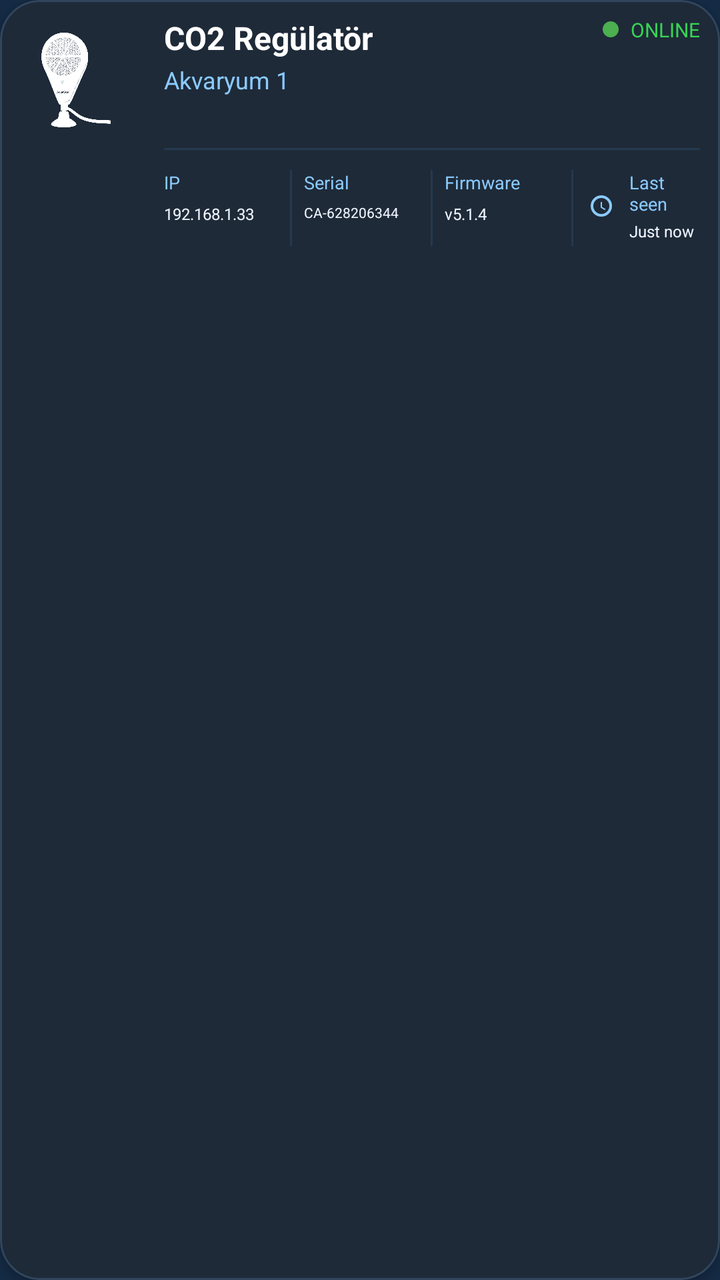
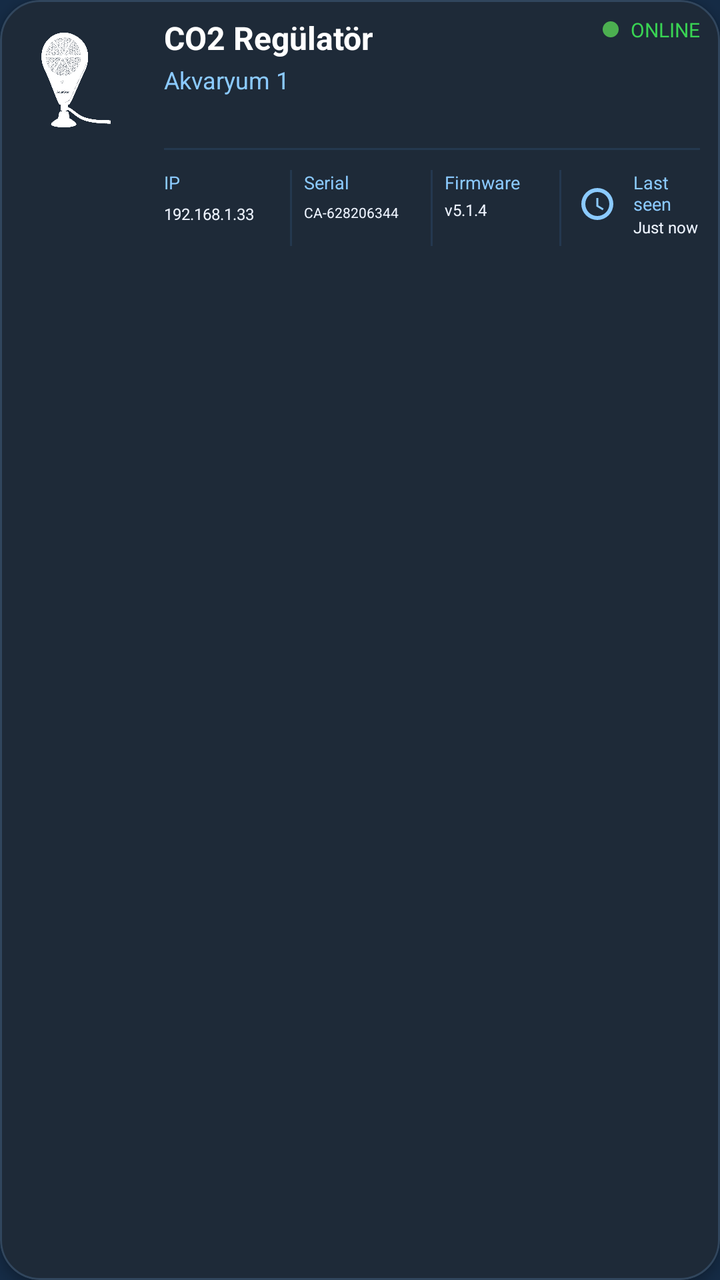

Compare the two renders of this Android layout. The source of the first and the diff that turns it into the second are given below.
<!-- AndroidManifest.xml: application theme AppTheme -->
<!-- res/layout/item_device_status.xml -->
<?xml version="1.0" encoding="utf-8"?>
<com.google.android.material.card.MaterialCardView
    xmlns:android="http://schemas.android.com/apk/res/android"
    xmlns:app="http://schemas.android.com/apk/res-auto"
    android:id="@+id/cardDevice"
    android:layout_width="match_parent"
    android:layout_height="wrap_content"
    android:layout_marginHorizontal="3dp"
    android:layout_marginVertical="8dp"
    android:backgroundTint="#1E2A38"
    app:cardCornerRadius="20dp"
    app:cardElevation="3dp"
    app:strokeWidth="1dp"
    app:strokeColor="#31465D"
    android:clickable="true"
    android:focusable="true"
    android:foreground="?attr/selectableItemBackground">

    <RelativeLayout
        android:layout_width="match_parent"
        android:layout_height="wrap_content"
		android:paddingStart="6dp"
        android:paddingTop="8dp"
        android:paddingEnd="10dp"
        android:paddingBottom="8dp">

        
        <ImageView
            android:id="@+id/ivDeviceIcon"
            android:layout_width="64dp"
            android:layout_height="64dp"
            android:src="@drawable/ic_device_aqua_ster"
            app:tint="@android:color/white"
            android:layout_alignParentStart="true"
            android:layout_alignParentTop="true" />

        
        <LinearLayout
            android:id="@+id/llDeviceInfo"
            android:layout_width="wrap_content"
            android:layout_height="wrap_content"
            android:orientation="vertical"
            android:layout_toEndOf="@id/ivDeviceIcon"
            android:layout_marginStart="12dp"
            android:layout_alignTop="@id/ivDeviceIcon">

            <TextView
                android:id="@+id/tvDeviceName"
                android:layout_width="wrap_content"
                android:layout_height="wrap_content"
                android:text="CO2 Regülatör"
                android:textColor="@android:color/white"
                android:textStyle="bold"
                android:textSize="16sp" />

            <TextView
                android:id="@+id/tvTankName"
                android:layout_width="wrap_content"
                android:layout_height="wrap_content"
                android:layout_marginTop="2dp"
                android:text="Akvaryum 1"
                android:textColor="#8BCAFF"
                android:textSize="12sp" />
        </LinearLayout>

        
        <LinearLayout
            android:id="@+id/llStatusContainer"
            android:layout_width="wrap_content"
            android:layout_height="wrap_content"
            android:orientation="horizontal"
            android:gravity="center_vertical"
            android:layout_alignParentEnd="true"
            android:layout_alignTop="@id/llDeviceInfo">

            <View
                android:id="@+id/viewStatusDot"
                android:layout_width="8dp"
                android:layout_height="8dp"
                android:background="@drawable/bg_online_dot" />

            <TextView
                android:id="@+id/tvStatus"
                android:layout_width="wrap_content"
                android:layout_height="wrap_content"
                android:layout_marginStart="6dp"
                android:text="ONLINE"
                android:textColor="#39D353"
                android:textSize="10sp"/>
        </LinearLayout>

        
        <View
            android:id="@+id/viewMetaTopDivider"
            android:layout_width="match_parent"
            android:layout_height="1dp"
            android:layout_below="@id/ivDeviceIcon"
            android:layout_marginTop="2dp"
            android:layout_toEndOf="@id/ivDeviceIcon"
            android:layout_marginStart="12dp"
            android:background="#24384F" />

        
        <LinearLayout
            android:id="@+id/llDeviceMeta"
            android:layout_width="match_parent"
            android:layout_height="wrap_content"
            android:layout_below="@id/viewMetaTopDivider"
            android:layout_toEndOf="@id/ivDeviceIcon"
            android:layout_marginStart="12dp"
            android:layout_marginTop="10dp"
            android:orientation="horizontal"
            android:weightSum="4">

            
            <LinearLayout
                android:layout_width="0dp"
                android:layout_height="wrap_content"
                android:layout_weight="1"
                android:orientation="vertical">

                <TextView
                    android:id="@+id/tvIpTitle"
                    android:layout_width="wrap_content"
                    android:layout_height="wrap_content"
                    android:text="IP"
                    android:textColor="#8BCAFF"
                    android:textSize="9sp" />

                <TextView
                    android:id="@+id/tvIp"
                    android:layout_width="wrap_content"
                    android:layout_height="wrap_content"
                    android:layout_marginTop="4dp"
                    android:text="192.168.1.33"
                    android:textColor="#EEF4FF"
                    android:textSize="8sp"
                    android:textStyle="normal" />
            </LinearLayout>

            
            <View
                android:layout_width="1dp"
                android:layout_height="38dp"
                android:layout_marginHorizontal="6dp"
                android:background="#24384F" />

            
            <LinearLayout
                android:layout_width="0dp"
                android:layout_height="wrap_content"
                android:layout_weight="1"
                android:orientation="vertical">

                <TextView
                    android:id="@+id/tvSerialTitle"
                    android:layout_width="wrap_content"
                    android:layout_height="wrap_content"
                    android:text="Serial"
                    android:textColor="#8BCAFF"
                    android:textSize="9sp" />

                <TextView
                    android:id="@+id/tvSerial"
                    android:layout_width="wrap_content"
                    android:layout_height="wrap_content"
                    android:layout_marginTop="4dp"
                    android:text="CA-628206344"
                    android:textColor="#EEF4FF"
                    android:textSize="7sp"
                    android:textStyle="normal" />
            </LinearLayout>

            
            <View
                android:layout_width="1dp"
                android:layout_height="38dp"
                android:layout_marginHorizontal="6dp"
                android:background="#24384F" />

            
            <LinearLayout
                android:layout_width="0dp"
                android:layout_height="wrap_content"
                android:layout_weight="1"
                android:orientation="vertical">

                <TextView
                    android:id="@+id/tvFirmwareTitle"
                    android:layout_width="wrap_content"
                    android:layout_height="wrap_content"
                    android:text="Firmware"
                    android:textColor="#8BCAFF"
                    android:textSize="9sp" />

                <TextView
                    android:id="@+id/tvFirmware"
                    android:layout_width="wrap_content"
                    android:layout_height="wrap_content"
                    android:layout_marginTop="4dp"
                    android:text="v5.1.4"
                    android:textColor="#EEF4FF"
                    android:textSize="8sp"
                    android:textStyle="normal" />
            </LinearLayout>

            
            <View
                android:layout_width="1dp"
                android:layout_height="38dp"
                android:layout_marginHorizontal="6dp"
                android:background="#24384F" />

            
<LinearLayout
    android:layout_width="0dp"
    android:layout_height="wrap_content"
    android:layout_weight="1"
    android:orientation="horizontal"
    android:gravity="center_vertical">

    
    <ImageView
        android:id="@+id/ivLastSeen"
        android:layout_width="16dp"
        android:layout_height="16dp"
        android:src="@drawable/ic_last_seen"
        android:layout_marginEnd="6dp" />

    
    <LinearLayout
        android:layout_width="wrap_content"
        android:layout_height="wrap_content"
        android:orientation="vertical">

        <TextView
            android:id="@+id/tvLastSeenTitle"
            android:layout_width="wrap_content"
            android:layout_height="wrap_content"
            android:text="Last seen"
            android:textColor="#8BCAFF"
            android:textSize="9sp" />

        <TextView
            android:id="@+id/tvLastSeen"
            android:layout_width="wrap_content"
            android:layout_height="wrap_content"
            android:layout_marginTop="2dp"
            android:text="Just now"
            android:textColor="#EEF4FF"
            android:textSize="8sp"
            android:textStyle="normal" />
    </LinearLayout>
</LinearLayout>

        </LinearLayout>

    </RelativeLayout>
</com.google.android.material.card.MaterialCardView>
<!-- resources referenced by this layout -->
<resources>
  <!-- drawable bg_online_dot (drawable) -->
  <?xml version="1.0" encoding="utf-8"?>
  <shape xmlns:android="http://schemas.android.com/apk/res/android"
      android:shape="oval">
  
      <size
          android:width="8dp"
          android:height="8dp" />
  
      <solid android:color="#4CAF50"/>
  
  </shape>
  <!-- drawable ic_device_aqua_ster: png bitmap (drawable, 389859 bytes) -->
  <!-- drawable ic_last_seen (drawable) -->
  <vector xmlns:android="http://schemas.android.com/apk/res/android"
      android:width="16dp"
      android:height="16dp"
      android:viewportWidth="24"
      android:viewportHeight="24">
      <path
          android:fillColor="#8BCAFF"
          android:pathData="M12,20a8,8 0 1,0 -8,-8 8,8 0 0,0 8,8zm0,-14a6,6 0 1,1 -6,6 6,6 0 0,1 6,-6zm.5,3h-1v4.25l3.15,1.88.5,-.86 -2.65,-1.57V9z"/>
  </vector>
  <style name="AppTheme" parent="Theme.Material3.DayNight.NoActionBar">
  
          
          <item name="colorPrimary">@color/md_theme_light_primary</item>
          <item name="colorOnPrimary">@color/md_theme_light_onPrimary</item>
          <item name="colorSecondary">@color/md_theme_light_secondary</item>
          <item name="colorOnSecondary">@color/md_theme_light_onSecondary</item>
  
          
          <item name="android:colorBackground">@color/md_theme_light_background</item>
          <item name="colorSurface">@color/md_theme_light_surface</item>
          <item name="colorOnSurface">@color/md_theme_light_onSurface</item>
  
          
          <item name="colorSurfaceVariant">@color/md_theme_light_surfaceVariant</item>
          <item name="colorOnSurfaceVariant">@color/md_theme_light_onSurfaceVariant</item>
          <item name="colorOutline">@color/md_theme_light_outline</item>
          <item name="colorOutlineVariant">@color/md_theme_light_outlineVariant</item>
          <item name="colorError">@color/md_theme_light_error</item>
          <item name="colorOnError">@color/md_theme_light_onError</item>
  
          
          <item name="android:statusBarColor">@android:color/transparent</item>
          <item name="android:navigationBarColor">@android:color/black</item>
  
          
          <item name="android:windowLightStatusBar">true</item>
          <item name="android:windowLightNavigationBar">true</item>
  
          
          <item name="windowActionBar">false</item>
          <item name="android:windowNoTitle">true</item>
      </style>
  <color name="md_theme_light_primary">#2196F3</color>
  <color name="md_theme_light_onPrimary">#FFFFFF</color>
  <color name="md_theme_light_secondary">#4A6363</color>
  <color name="md_theme_light_onSecondary">#FFFFFF</color>
  <color name="md_theme_light_background">#152B45</color>
  <color name="md_theme_light_surface">#152B45</color>
  <color name="md_theme_light_onSurface">#E0E6ED</color>
  <color name="md_theme_light_surfaceVariant">#233042</color>
  <color name="md_theme_light_onSurfaceVariant">#5C6B75</color>
  <color name="md_theme_light_outline">#455A64</color>
  <color name="md_theme_light_outlineVariant">#37474F</color>
  <color name="md_theme_light_error">#D32F2F</color>
  <color name="md_theme_light_onError">#FFFFFF</color>
</resources>

<!-- the commit's change to res/layout/item_device_status.xml (unified diff, before → after) -->
@@ -19,7 +19,7 @@
     <RelativeLayout
         android:layout_width="match_parent"
         android:layout_height="wrap_content"
-		android:paddingStart="6dp"
+        android:paddingStart="6dp"
         android:paddingTop="8dp"
         android:paddingEnd="10dp"
         android:paddingBottom="8dp">
@@ -182,7 +182,7 @@
             <LinearLayout
                 android:layout_width="0dp"
                 android:layout_height="wrap_content"
-                android:layout_weight="1"
+                android:layout_weight="0.9"
                 android:orientation="vertical">
 
                 <TextView
@@ -197,11 +197,13 @@
                     android:id="@+id/tvFirmware"
                     android:layout_width="wrap_content"
                     android:layout_height="wrap_content"
-                    android:layout_marginTop="4dp"
+                    android:layout_marginTop="2dp"
                     android:text="v5.1.4"
                     android:textColor="#EEF4FF"
                     android:textSize="8sp"
-                    android:textStyle="normal" />
+                    android:textStyle="normal"
+                    android:ellipsize="end"
+                    android:singleLine="true"/>
             </LinearLayout>
 
             
@@ -212,46 +214,46 @@
                 android:background="#24384F" />
 
             
-<LinearLayout
-    android:layout_width="0dp"
-    android:layout_height="wrap_content"
-    android:layout_weight="1"
-    android:orientation="horizontal"
-    android:gravity="center_vertical">
-
-    
-    <ImageView
-        android:id="@+id/ivLastSeen"
-        android:layout_width="16dp"
-        android:layout_height="16dp"
-        android:src="@drawable/ic_last_seen"
-        android:layout_marginEnd="6dp" />
-
-    
-    <LinearLayout
-        android:layout_width="wrap_content"
-        android:layout_height="wrap_content"
-        android:orientation="vertical">
-
-        <TextView
-            android:id="@+id/tvLastSeenTitle"
-            android:layout_width="wrap_content"
-            android:layout_height="wrap_content"
-            android:text="Last seen"
-            android:textColor="#8BCAFF"
-            android:textSize="9sp" />
-
-        <TextView
-            android:id="@+id/tvLastSeen"
-            android:layout_width="wrap_content"
-            android:layout_height="wrap_content"
-            android:layout_marginTop="2dp"
-            android:text="Just now"
-            android:textColor="#EEF4FF"
-            android:textSize="8sp"
-            android:textStyle="normal" />
-    </LinearLayout>
-</LinearLayout>
+            <LinearLayout
+                android:layout_width="0dp"
+                android:layout_height="wrap_content"
+                android:layout_weight="1.1"
+                android:orientation="horizontal"
+                android:gravity="center_vertical">
+
+                
+                <ImageView
+                    android:id="@+id/ivLastSeen"
+                    android:layout_width="24dp"
+                    android:layout_height="24dp"
+                    android:src="@drawable/ic_last_seen"
+                    android:layout_marginEnd="6dp"
+                    android:contentDescription="Last seen icon"/>
+
+                
+                <LinearLayout
+                    android:layout_width="wrap_content"
+                    android:layout_height="wrap_content"
+                    android:orientation="vertical">
+
+                    <TextView
+                        android:id="@+id/tvLastSeenTitle"
+                        android:layout_width="wrap_content"
+                        android:layout_height="wrap_content"
+                        android:text="Last seen"
+                        android:textColor="#8BCAFF"
+                        android:textSize="9sp" />
+
+                    <TextView
+                        android:id="@+id/tvLastSeen"
+                        android:layout_width="wrap_content"
+                        android:layout_height="wrap_content"
+                        android:text="Just now"
+                        android:textColor="#EEF4FF"
+                        android:textSize="8sp"
+                        android:textStyle="normal"/>
+                </LinearLayout>
+            </LinearLayout>
 
         </LinearLayout>
 
